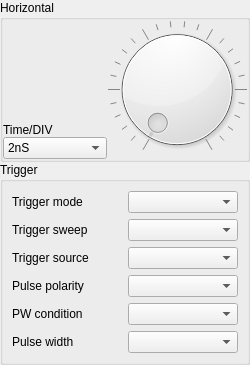
Above: config.ui from anatoltrush/OscillO before the change. Below: the same form after it.
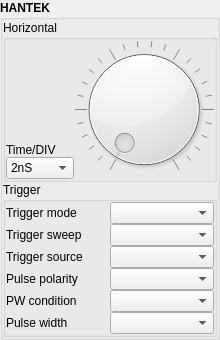
That is the form after the change.

```diff
--- a/config.ui
+++ b/config.ui
@@ -6,13 +6,40 @@
    <rect>
     <x>0</x>
     <y>0</y>
-    <width>250</width>
-    <height>365</height>
+    <width>220</width>
+    <height>340</height>
    </rect>
   </property>
   <property name="windowTitle">
    <string>Form</string>
   </property>
+  <layout class="QGridLayout" name="gridLayout_4">
+   <property name="leftMargin">
+    <number>0</number>
+   </property>
+   <property name="topMargin">
+    <number>0</number>
+   </property>
+   <property name="rightMargin">
+    <number>0</number>
+   </property>
+   <property name="bottomMargin">
+    <number>0</number>
+   </property>
+   <property name="spacing">
+    <number>0</number>
+   </property>
+   <item row="0" column="0">
+    <widget class="QGroupBox" name="gBHantek">
+     <property name="font">
+      <font>
+       <weight>75</weight>
+       <bold>true</bold>
+      </font>
+     </property>
+     <property name="title">
+      <string>HANTEK</string>
+     </property>
   <layout class="QGridLayout" name="gridLayout">
    <property name="leftMargin">
     <number>0</number>
@@ -31,6 +58,12 @@
    </property>
    <item row="0" column="0">
     <widget class="QGroupBox" name="gBHorizontal">
+        <property name="font">
+         <font>
+          <weight>50</weight>
+          <bold>false</bold>
+         </font>
+        </property>
      <property name="title">
       <string>Horizontal</string>
      </property>
@@ -96,6 +129,12 @@
         </item>
         <item>
          <widget class="QComboBox" name="cBTimDiv">
+             <property name="minimumSize">
+              <size>
+               <width>60</width>
+               <height>0</height>
+              </size>
+             </property>
           <item>
            <property name="text">
             <string>2nS</string>
@@ -285,10 +324,31 @@
    </item>
    <item row="1" column="0">
     <widget class="QGroupBox" name="gBTrigger">
+        <property name="font">
+         <font>
+          <weight>50</weight>
+          <bold>false</bold>
+         </font>
+        </property>
      <property name="title">
       <string>Trigger</string>
      </property>
      <layout class="QGridLayout" name="gridLayout_2">
+         <property name="leftMargin">
+          <number>0</number>
+         </property>
+         <property name="topMargin">
+          <number>0</number>
+         </property>
+         <property name="rightMargin">
+          <number>0</number>
+         </property>
+         <property name="bottomMargin">
+          <number>0</number>
+         </property>
+         <property name="spacing">
+          <number>0</number>
+         </property>
       <item row="0" column="0">
        <widget class="QLabel" name="label">
         <property name="text">
@@ -348,6 +408,9 @@
       </item>
       <item row="5" column="1">
        <widget class="QComboBox" name="comboBox_6"/>
+         </item>
+        </layout>
+       </widget>
       </item>
      </layout>
     </widget>
```
Lines whose indentation alone changed are shown as unchanged.
